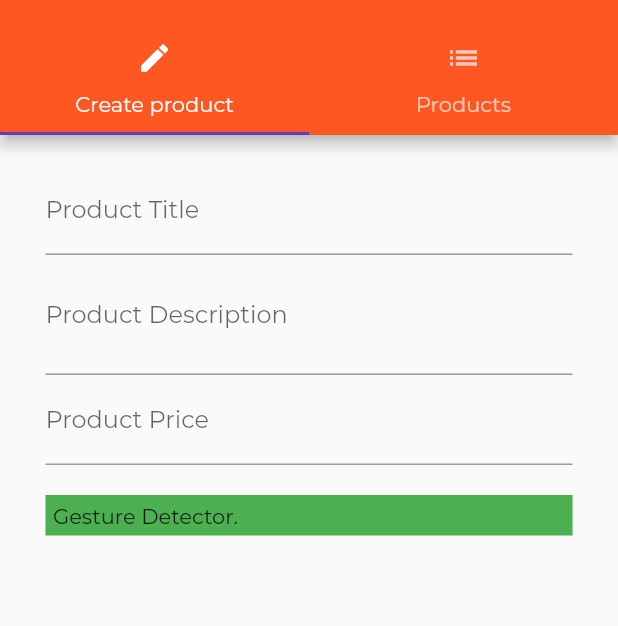
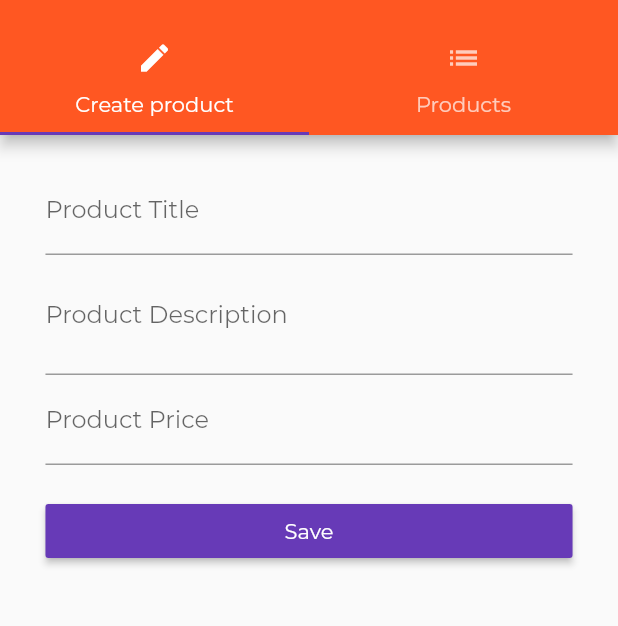
Before and after one commit to djurobrah/flutter_practice, a Flutter app: the ProductAdminPage screen opened by its route, on a phone screen of 412 x 824 dp, the part 60-686 px from its top. Run offline on Flutter 3.47's test engine with Material 2 defaults, Android fonts, the phone set to English and light mode, and no system bars.

Commit message:
Form & TextFormFields.

```diff
--- a/lib/pages/product_create.dart
+++ b/lib/pages/product_create.dart
@@ -14,36 +14,45 @@ class _ProductCreatePageState extends State<ProductCreatePage> {
   String _descValue = '';
   double _priceValue = 0;
 
+  final GlobalKey<FormState> _formKey = GlobalKey<FormState>();
+
   Widget _buildTitleTextField() {
-    return TextField(
+    return TextFormField(
       decoration: InputDecoration(labelText: 'Product Title'),
-      onChanged: (String value) {
-        setState(() => _titleValue = value);
+      onSaved: (String value) {
+        setState(() {
+          _titleValue = value;
+        });
       },
     );
   }
 
   Widget _buildDescTextField() {
-    return TextField(
+    return TextFormField(
       decoration: InputDecoration(labelText: 'Product Description'),
-      onChanged: (String value) {
-        setState(() => _descValue = value);
+      maxLines: 2,
+      onSaved: (String value) {
+        setState(() {
+          _descValue = value;
+        });
       },
-      maxLines: 2,
     );
   }
 
   Widget _buildPriceTextField() {
-    return TextField(
+    return TextFormField(
       decoration: InputDecoration(labelText: 'Product Price'),
-      onChanged: (String value) {
-        setState(() => _priceValue = double.parse(value));
+      keyboardType: TextInputType.number,
+      onSaved: (String value) {
+        setState(() {
+          _priceValue = double.parse(value);
+        });
       },
-      keyboardType: TextInputType.number,
     );
   }
 
   _submitForm() {
+    _formKey.currentState.save();
     final Map<String, dynamic> product = {
       'title': _titleValue,
       'desc': _descValue,
@@ -62,6 +71,8 @@ class _ProductCreatePageState extends State<ProductCreatePage> {
 
     return Container(
       margin: EdgeInsets.all(20.0),
+      child: Form(
+        key: _formKey,
         child: ListView(
           padding: EdgeInsets.symmetric(horizontal: targetPadding / 2),
           children: <Widget>[
@@ -71,20 +82,13 @@ class _ProductCreatePageState extends State<ProductCreatePage> {
             SizedBox(
               height: 20.0,
             ),
-//					RaisedButton(
-//						child: Text('Save'),
-//						textColor: Colors.white,
-//						onPressed: _submitForm,
-//					)
-          GestureDetector(
-            onTap: _submitForm,
-            child: Container(
-              color: Colors.green,
-              padding: EdgeInsets.all(5.0),
-              child: Text("Gesture Detector."),
-            ),
+            RaisedButton(
+              child: Text('Save'),
+              textColor: Colors.white,
+              onPressed: _submitForm,
             )
           ],
+        ),
       ),
     );
   }
```
Lines whose indentation alone changed are shown as unchanged.
